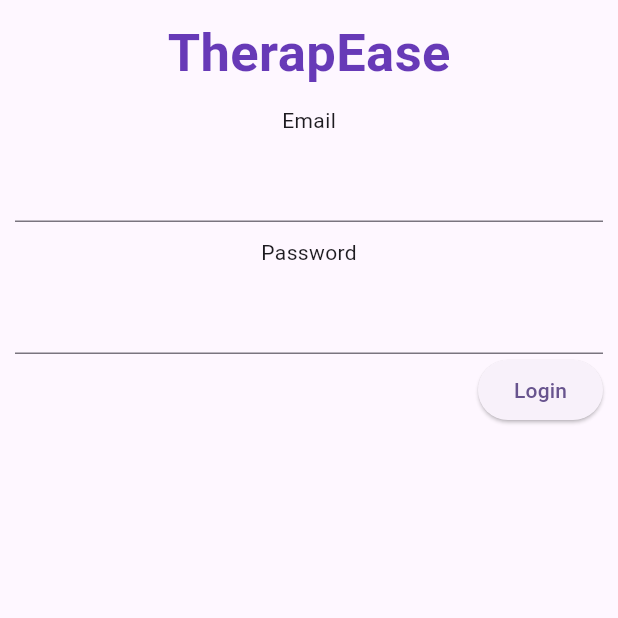
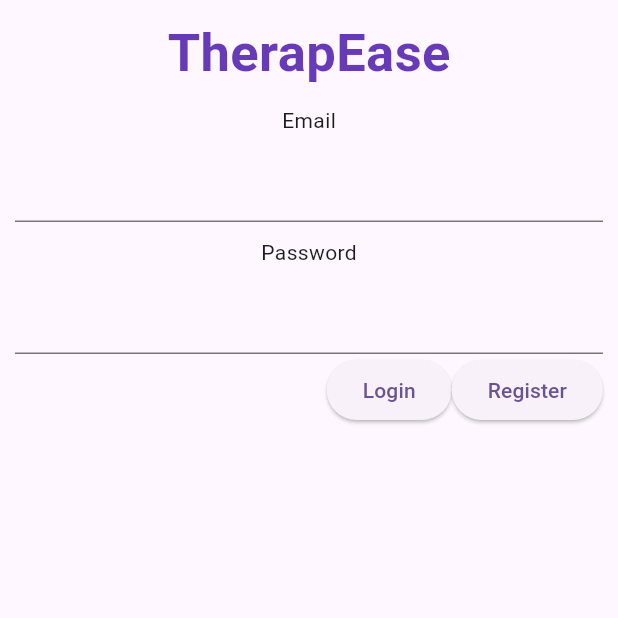
Before and after one commit to alikghrabi/TherapEase, a Flutter app: the screen it shows after launch, after a tap on "Login", on a phone screen of 412 x 824 dp, the top half of it. Run offline on Flutter 3.47's test engine with Material 3 defaults, Android fonts, the phone set to English and light mode, and no system bars; our stand-ins replace dio, get, shared_preferences; network calls fail.

Commit message:
Login, Registration and Home page Layout

```diff
--- /dev/null
+++ b/lib/Bindings/HomeBinding.dart
@@ -0,0 +1,9 @@
+import 'package:get/get.dart';
+import 'package:therapease/Controllers/HomeController.dart';
+
+class HomeBinding extends Bindings {
+  @override
+  void dependencies() {
+    Get.lazyPut(() => HomeController());
+  }
+}
--- /dev/null
+++ b/lib/Bindings/RegisterBinding.dart
@@ -0,0 +1,9 @@
+import 'package:get/get.dart';
+import 'package:therapease/Controllers/RegisterController.dart';
+
+class RegisterBinding extends Bindings {
+  @override
+  void dependencies() {
+    Get.lazyPut(() => RegisterController());
+  }
+}
--- a/lib/Controllers/LoginController.dart
+++ b/lib/Controllers/LoginController.dart
@@ -1,14 +1,39 @@
 import 'package:get/get.dart';
 import 'package:flutter/material.dart';
+import 'package:shared_preferences/shared_preferences.dart';
 import 'package:therapease/Models/User.dart';
+import '../Core/Network/DioClient.dart';
+import '../Routes/AppRoute.dart';
+
 
 
 class LoginController extends GetxController {
   TextEditingController email = TextEditingController();
   TextEditingController password = TextEditingController();
 
-  void login() {
+  late SharedPreferences prefs;
+
+  @override
+  void onInit() async{
+    // TODO: implement onInit
+    super.onInit();
+
+    prefs = await SharedPreferences.getInstance();
+
+    if(prefs.getString('token') != null) {
+      Get.offNamed(AppRoute.home);
+    }
+  }
+
+  void login () async {
     User user = User(email:email.value.text, password:password.value.text);
     String request_body = user.toJson();
+
+    var post = await DioClient().getInstance().post("/login", data: request_body);
+
+    if (post.statusCode == 200) {
+      prefs.setString("token", post.data['token']);
+      Get.offNamed(AppRoute.home);
+    }
   }
 }
--- /dev/null
+++ b/lib/Core/Network/DioClient.dart
@@ -0,0 +1,13 @@
+import 'package:dio/dio.dart';
+
+class DioClient {
+  Dio getInstance() {
+    return Dio(BaseOptions(
+      baseUrl: "http://192.168.1.137:8080/api",
+      connectTimeout: Duration(seconds: 5),
+      receiveTimeout: Duration(seconds: 3),
+      contentType: Headers.jsonContentType,
+      responseType: ResponseType.json
+    ));
+  }
+}
--- a/lib/Routes/AppPage.dart
+++ b/lib/Routes/AppPage.dart
@@ -1,10 +1,21 @@
 import 'package:get/get.dart';
 import 'package:therapease/Bindings/LoginBinding.dart';
+import 'package:therapease/Bindings/RegisterBinding.dart';
+import 'package:therapease/Bindings/HomeBinding.dart';
 import 'package:therapease/Routes/AppRoute.dart';
 import 'package:therapease/Views/Login.dart';
+import 'package:therapease/Views/Register.dart';
+import 'package:therapease/Views/Home.dart';
+
+
+
 
 class AppPage {
   static final List<GetPage> pages = [
-    GetPage(name: AppRoute.login, page: ()=>Login(), binding: LoginBinding())
+    GetPage(name: AppRoute.login, page: ()=>const Login(), binding: LoginBinding()),
+    GetPage(name: AppRoute.register, page: ()=>const Register(), binding: RegisterBinding()),
+    GetPage(name: AppRoute.home, page: ()=>const Home(), binding: HomeBinding())
+
+
   ];
 }
--- a/lib/Routes/AppRoute.dart
+++ b/lib/Routes/AppRoute.dart
@@ -1,3 +1,5 @@
 class AppRoute {
   static const String login = "/Login";
+  static const String register = "/Register";
+  static const String home = "/Home";
 }
--- a/lib/Views/Login.dart
+++ b/lib/Views/Login.dart
@@ -2,13 +2,17 @@ import 'package:flutter/material.dart';
 import 'package:get/get.dart';
 import 'package:therapease/Controllers/LoginController.dart';
 
+import '../Routes/AppRoute.dart';
+
 
 class Login extends GetView<LoginController> {
+  const Login({super.key});
+
   @override
   Widget build(BuildContext context) {
     return Scaffold(
       body: Padding(
-        padding: EdgeInsets.only(
+        padding: const EdgeInsets.only(
           top: 10,
           left: 10,
           right: 10,
@@ -17,7 +21,7 @@ class Login extends GetView<LoginController> {
         child: SingleChildScrollView(
           child: Column(
             children: [
-              Row(
+              const Row(
                 mainAxisAlignment: MainAxisAlignment.center,
                 children: [
                   Text(
@@ -32,15 +36,15 @@ class Login extends GetView<LoginController> {
 
               ),
 
-              SizedBox(height: 10),
-              Text("Email"),
-              SizedBox(height: 10),
+              const SizedBox(height: 10),
+              const Text("Email"),
+              const SizedBox(height: 10),
               TextField(
                 controller: controller.email,
               ),
-              SizedBox(height: 10),
-              Text("Password"),
-              SizedBox(height: 10),
+              const SizedBox(height: 10),
+              const Text("Password"),
+              const SizedBox(height: 10),
               TextField(
                 controller: controller.password,
                 obscureText: true,
@@ -53,7 +57,13 @@ class Login extends GetView<LoginController> {
                         print("clicked");
                         print("email");
                         print(controller.email.text);
-                      } , child: Text("Login")
+                        controller.login();
+                      } , child: const Text("Login")
+                  ),
+                  ElevatedButton(
+                      onPressed: (){
+                        Get.toNamed(AppRoute.register);
+                      } , child: const Text("Register")
                   )
                 ],
               ),
--- a/lib/main.dart
+++ b/lib/main.dart
@@ -20,7 +20,7 @@ class MyApp extends StatelessWidget {
       ),
       initialRoute: AppRoute.login,
       getPages: AppPage.pages,
-      home: Login(),
+      home: const Login(),
     );
   }
 }
```
Also changed, not shown: lib/Controllers/HomeController.dart (added, +25 -0 lines), lib/Controllers/RegisterController.dart (added, +38 -0 lines), lib/Core/showSuccessDialog.dart (added, +26 -0 lines), lib/Views/Home.dart (added, +35 -0 lines), lib/Views/Register.dart (added, +79 -0 lines), pubspec.lock.
